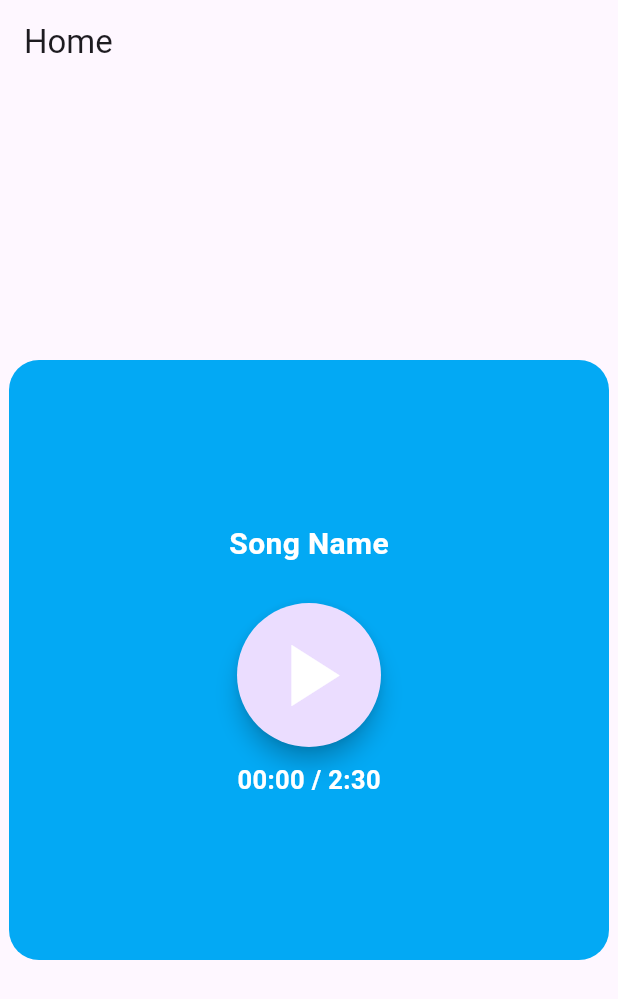
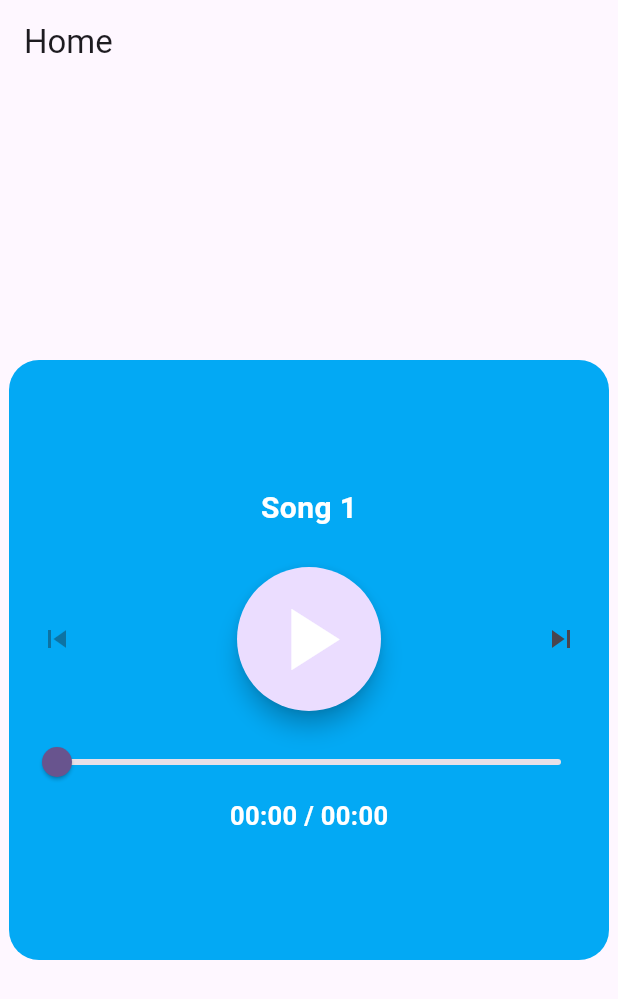
Before and after one commit to HendAdel/flutter_t1_add_audio, a Flutter app: the screen it shows after launch, on a phone screen of 412 x 824 dp. Shown: the top 999 px of the screen. Run offline on Flutter 3.47's test engine with Material 3 defaults, Android fonts, the phone set to English and light mode, and no system bars; our stand-ins replace assets_audio_player.

Commit message:
Add slider, use seek method. end of day1.

```diff
--- a/lib/main.dart
+++ b/lib/main.dart
@@ -12,7 +12,7 @@ class MyApp extends StatelessWidget {
   @override
   Widget build(BuildContext context) {
     return MaterialApp(
-      title: 'Flutter Demo',
+      debugShowCheckedModeBanner: false,
       theme: ThemeData(
         colorScheme: ColorScheme.fromSeed(seedColor: Colors.deepPurple),
         useMaterial3: true,
--- a/lib/pages/home.dart
+++ b/lib/pages/home.dart
@@ -21,6 +21,7 @@ class _HomePageState extends State<HomePage> {
   void initPlayer() async {
     await assetsAudioPlayer.open(
         autoStart: false,
+        loopMode: LoopMode.playlist,
         (Playlist(audios: [
           Audio(
             "assets/1.mp3",
@@ -60,11 +61,24 @@ class _HomePageState extends State<HomePage> {
                   color: Colors.lightBlue,
                 ),
                 child: Center(
+                  child: StreamBuilder(
+                      stream: assetsAudioPlayer.realtimePlayingInfos,
+                      builder: (context, snapShots) {
+                        if (snapShots.connectionState ==
+                            ConnectionState.waiting) {
+                          return const Center(
+                            child: CircularProgressIndicator(),
+                          );
+                        }
+                        return Padding(
+                          padding: const EdgeInsets.all(8.0),
                           child: Column(
                             mainAxisAlignment: MainAxisAlignment.center,
                             children: [
-                      const Text(
-                        'Song Name',
+                              Text(
+                                assetsAudioPlayer.getCurrentAudioTitle == ''
+                                    ? 'Please play your song!'
+                                    : assetsAudioPlayer.getCurrentAudioTitle,
                                 style: TextStyle(
                                   color: Colors.white,
                                   fontSize: 20,
@@ -74,12 +88,51 @@ class _HomePageState extends State<HomePage> {
                               const SizedBox(
                                 height: 25,
                               ),
+                              Row(
+                                mainAxisAlignment:
+                                    MainAxisAlignment.spaceBetween,
+                                children: [
+                                  IconButton(
+                                      onPressed:
+                                          snapShots.data?.current?.index == 0
+                                              ? null
+                                              : () {
+                                                  assetsAudioPlayer.previous();
+                                                },
+                                      icon: Icon(Icons.skip_previous)),
                                   getBtnWIdGet,
+                                  IconButton(
+                                      onPressed:
+                                          snapShots.data?.current?.index ==
+                                                  (assetsAudioPlayer.playlist
+                                                              ?.audios.length ??
+                                                          0) -
+                                                      1
+                                              ? null
+                                              : () {
+                                                  assetsAudioPlayer.next();
+                                                },
+                                      icon: Icon(Icons.skip_next)),
+                                ],
+                              ),
                               const SizedBox(
                                 height: 10,
                               ),
-                      const Text(
-                        '00:00 / 2:30',
+                              Slider(
+                                  value: snapShots
+                                          .data?.currentPosition.inSeconds
+                                          .toDouble() ??
+                                      0.0,
+                                  min: 0,
+                                  max: snapShots.data?.duration.inSeconds
+                                          .toDouble() ??
+                                      0.0,
+                                  onChanged: (value) {
+                                    assetsAudioPlayer
+                                        .seek(Duration(seconds: 1));
+                                  }),
+                              Text(
+                                '${secondsToMinutes(snapShots.data?.currentPosition.inSeconds ?? 0)} / ${secondsToMinutes(snapShots.data?.duration.inSeconds ?? 0)}',
                                 style: TextStyle(
                                   color: Colors.white,
                                   fontSize: 17,
@@ -88,20 +141,19 @@ class _HomePageState extends State<HomePage> {
                               ),
                             ],
                           ),
+                        );
+                      }),
                 ),
               ),
-              // IconButton(icon: assetsAudioPlayer.builderIsPlaying(
-              //     builder: (context, isPlaying) {
-              //   return Icon(isPlaying ? Icons.pause : Icons.play_arrow);
-              // }), onPressed: () async {
-              //   await assetsAudioPlayer.open(
-              //     Audio("assets/1.mp3"),
-              //   );
-              //   setState(() {});
-              // }),
             ],
           ),
         ));
+  }
+
+  String secondsToMinutes(int seconds) {
+    String minutes = (seconds ~/ 60).toString();
+    String secondsString = (seconds % 60).toString();
+    return '${minutes.padLeft(2, '0')}:${secondsString.padLeft(2, '0')}';
   }
 
   Widget get getBtnWIdGet =>
```
Lines whose indentation alone changed are shown as unchanged.
